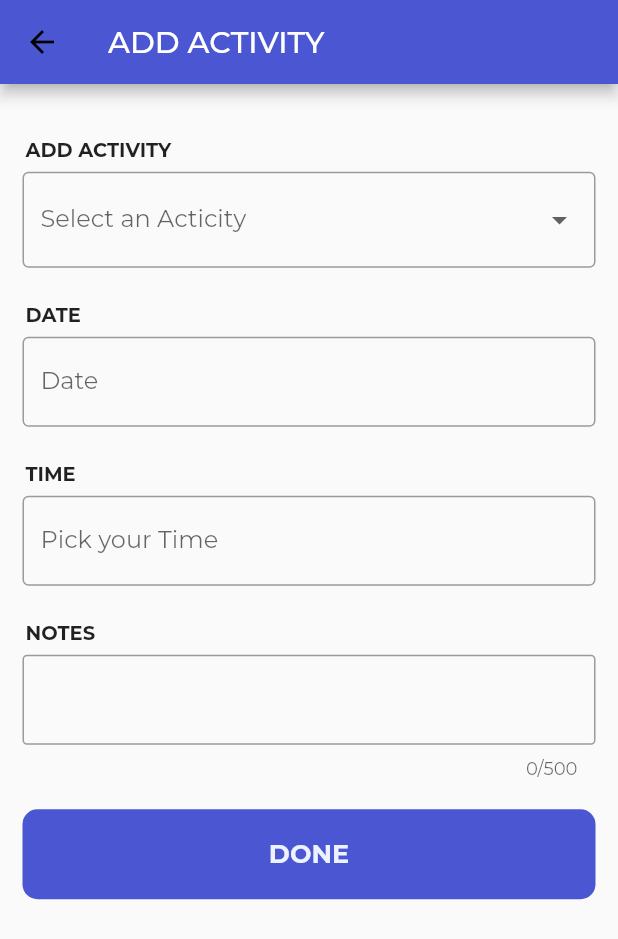
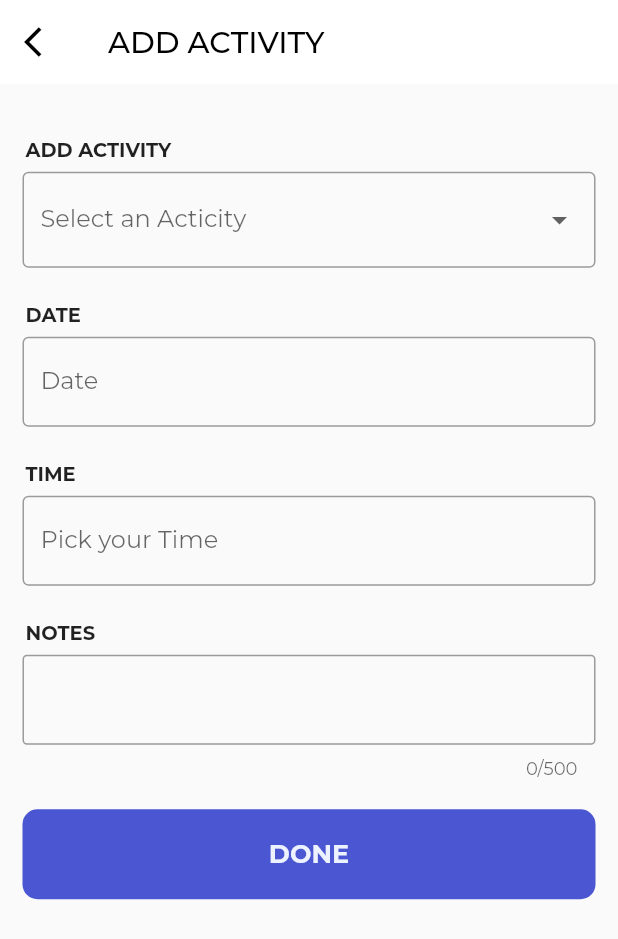
Before and after one commit to WSTInterns/CRMLeado, a Flutter app: the MyStepperForm screen opened directly with empty values, on a phone screen of 412 x 824 dp. Shown: the top 939 px of the screen. Run offline on Flutter 3.47's test engine with Material 2 defaults, Android fonts, the phone set to English and light mode, and no system bars; our stand-ins replace cloud_firestore, contacts_service, file_picker, firebase_auth, firebase_core, firebase_messaging and 11 more; missing offline and left inert: another_stepper, dart:ffi, flutter_flushbar, syncfusion_flutter_pdfviewer; accounts and stored records are empty.

Commit message:
Update followupform.dart

```diff
--- a/lib/screens/home/followupform.dart
+++ b/lib/screens/home/followupform.dart
@@ -124,8 +124,20 @@ class _MyStepperFormState extends State<MyStepperForm> {
     return Scaffold(
         resizeToAvoidBottomInset: false,
         appBar: AppBar(
-          title: const Text('ADD ACTIVITY'),
+          title: Text("ADD ACTIVITY",style: TextStyle(color: Colors.black),),
+        backgroundColor: Colors.white,
+        elevation: 0,
+        leading: IconButton(
+          icon: const Icon(
+            Icons.arrow_back_ios,
+            color: Colors.black,
+          ),
+          tooltip: 'Back',
+          onPressed: () {
+            Navigator.pop(context);
+          },
         ),
+      ),
         body: Padding(
           padding: const EdgeInsets.only(
             top: 35.5,
```
